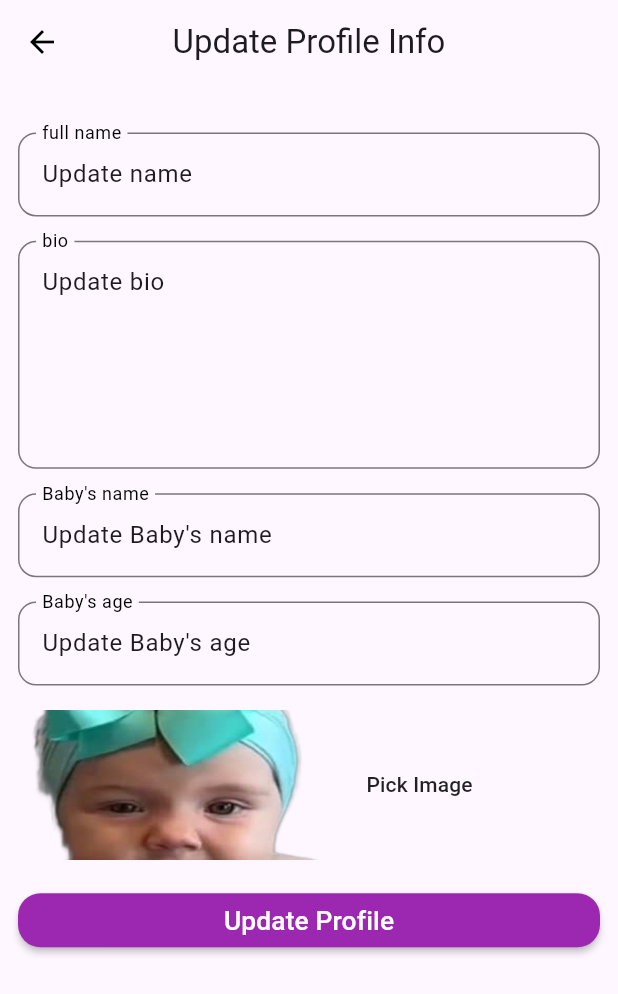
After one commit to gafaradeniran/baby_milestones, a Flutter app: the RootScreen screen opened by its route, after a tap on the "person" icon, after a tap on "Edit Profile Details", on a phone screen of 412 x 824 dp. The commit adds this screen. Shown: the top 994 px of the screen. Run offline on Flutter 3.47's test engine with Material 3 defaults, Android fonts, the phone set to English and light mode, and no system bars; our stand-ins replace flutter_screenutil, image_picker, shared_preferences; accounts and stored records are empty.

Commit message:
updated commit

```diff
--- a/lib/app_config/navigation/navigation_routes.dart
+++ b/lib/app_config/navigation/navigation_routes.dart
@@ -1,5 +1,7 @@
+import 'package:baby_milestones/features/dashboard/dashboard.dart';
 import 'package:baby_milestones/features/milestones/home.dart';
 import 'package:baby_milestones/features/onboarding/onboarding_screen.dart';
+import 'package:baby_milestones/features/root_screen/root.dart';
 import 'package:baby_milestones/features/splash_screen.dart';
 import 'package:flutter/material.dart';
 
@@ -21,13 +23,12 @@ class AppRoutes {
 
       //homescreen
       case AppRoutes.home:
+        return MaterialPageRoute(builder: (context) => const RootScreen());
+      case AppRoutes.milestonesScreen:
         return MaterialPageRoute(builder: (context) => const Homepage());
 
-      // case AppRoutes.dashboardScreen:
-      //   return MaterialPageRoute(builder: (context) => const Homepage());
-
-      // case AppRoutes.milestonesScreen:
-      //   return MaterialPageRoute(builder: (context) => const Homepage());
+      case AppRoutes.dashboardScreen:
+        return MaterialPageRoute(builder: (context) => const Dashboard());
 
       default:
         return MaterialPageRoute(
--- /dev/null
+++ b/lib/features/dashboard/dashboard.dart
@@ -0,0 +1,87 @@
+import 'package:baby_milestones/features/shared/app_button.dart';
+import 'package:baby_milestones/app_config/utils/asset_resources.dart';
+import 'package:baby_milestones/features/dashboard/widgets/update_details.dart';
+import 'package:flutter/material.dart';
+import 'package:flutter_screenutil/flutter_screenutil.dart';
+
+class Dashboard extends StatefulWidget {
+  const Dashboard({super.key});
+
+  @override
+  State<Dashboard> createState() => _DashboardState();
+}
+
+class _DashboardState extends State<Dashboard> {
+  String name = 'Update name';
+  String bio = 'Update bio';
+  String babyName = 'Update Baby\'s name';
+  String age = 'Update Baby\'s age';
+  @override
+  Widget build(BuildContext context) {
+    return Scaffold(
+      appBar: AppBar(
+        title: const Text('My Profile'),
+        centerTitle: true,
+      ),
+      body: Padding(
+        padding: EdgeInsets.symmetric(horizontal: 10.w),
+        child: Column(
+          crossAxisAlignment: CrossAxisAlignment.start,
+          mainAxisAlignment: MainAxisAlignment.center,
+          children: [
+            const Center(
+              child: CircleAvatar(
+                radius: 50.0,
+                backgroundImage: AssetImage(
+                  AssetResources.logo,
+                ),
+              ),
+            ),
+            SizedBox(height: 15.h),
+            Text(
+              name,
+              style: const TextStyle(fontSize: 20, fontWeight: FontWeight.w200),
+            ),
+            SizedBox(height: 15.h),
+            Text(
+              bio,
+              style: const TextStyle(fontSize: 20, fontWeight: FontWeight.w200),
+            ),
+            SizedBox(height: 15.h),
+            Text(
+              babyName,
+              style: const TextStyle(fontSize: 20, fontWeight: FontWeight.w200),
+            ),
+            SizedBox(height: 20.h),
+            Text(
+              age,
+              style: const TextStyle(fontSize: 20, fontWeight: FontWeight.w200),
+            ),
+            SizedBox(height: 20.h),
+            AppButton(
+              text: 'Edit Profile Details',
+              onPressed: () {
+                setState(() {
+                  Navigator.pushReplacement(
+                      context,
+                      MaterialPageRoute(
+                          builder: (context) => UpdateDetails(
+                              name: name,
+                              bio: bio,
+                              babyName: babyName,
+                              age: age)));
+                });
+              },
+              width: double.infinity,
+              color: Colors.purple,
+              textColor: Colors.white,
+              fontWeight: FontWeight.bold,
+              fontSize: 18,
+              borderRadius: 10.0,
+            ),
+          ],
+        ),
+      ),
+    );
+  }
+}
--- /dev/null
+++ b/lib/features/dashboard/widgets/update_details.dart
@@ -0,0 +1,159 @@
+import 'dart:io';
+
+import 'package:baby_milestones/features/shared/app_button.dart';
+import 'package:baby_milestones/features/shared/custom_textfield.dart';
+import 'package:baby_milestones/app_config/utils/asset_resources.dart';
+import 'package:baby_milestones/features/dashboard/dashboard.dart';
+import 'package:flutter/material.dart';
+import 'package:flutter_screenutil/flutter_screenutil.dart';
+import 'package:image_picker/image_picker.dart';
+
+class UpdateDetails extends StatefulWidget {
+  final String name, bio, babyName, age;
+  const UpdateDetails({
+    super.key,
+    required this.name,
+    required this.bio,
+    required this.babyName,
+    required this.age,
+  });
+
+  @override
+  State<UpdateDetails> createState() => _EditMilestoneState();
+}
+
+class _EditMilestoneState extends State<UpdateDetails> {
+  TextEditingController nameController = TextEditingController();
+  TextEditingController bioController = TextEditingController();
+  TextEditingController babyController = TextEditingController();
+  TextEditingController ageController = TextEditingController();
+  String? img;
+  File? _selectedImage;
+  final ImagePicker _imagePicker = ImagePicker();
+  @override
+  void initState() {
+    super.initState();
+    nameController.text = widget.name;
+    bioController.text = widget.bio;
+    babyController.text = widget.babyName;
+    ageController.text = widget.age;
+  }
+
+  @override
+  void dispose() {
+    nameController.dispose();
+    bioController.dispose();
+    babyController.dispose();
+    ageController.dispose();
+    super.dispose();
+  }
+
+  @override
+  Widget build(BuildContext context) {
+    return Scaffold(
+      appBar: AppBar(
+        title: const Text('Update Profile Info'),
+        centerTitle: true,
+        leading: IconButton(
+            onPressed: () {
+              Navigator.pop(context);
+            },
+            icon: const Icon(
+              Icons.arrow_back,
+              color: Colors.black,
+            )),
+      ),
+      body: SingleChildScrollView(
+        child: Padding(
+          padding: const EdgeInsets.all(12.0),
+          child: Column(
+            children: [
+              20.verticalSpace,
+              CustomTextField(
+                controller: nameController,
+                label: 'full name',
+              ),
+              SizedBox(height: 16.h),
+              CustomTextField(
+                controller: bioController,
+                label: 'bio',
+                maxLines: 5,
+              ),
+              SizedBox(height: 16.h),
+              CustomTextField(
+                controller: babyController,
+                label: 'Baby\'s name',
+              ),
+              SizedBox(height: 16.h),
+              CustomTextField(
+                controller: ageController,
+                label: 'Baby\'s age',
+              ),
+              SizedBox(height: 16.h),
+              Row(
+                children: [
+                  Container(
+                      padding: const EdgeInsets.all(5.0),
+                      height: 100,
+                      width: 200,
+                      decoration: BoxDecoration(
+                        image: DecorationImage(
+                          image: AssetImage(img ?? AssetResources.logo),
+                          fit: BoxFit.cover,
+                        ),
+                      )),
+                  SizedBox(width: 16.h),
+                  AppButton(
+                    onPressed: _pickImage,
+                    text: 'Pick Image',
+                    borderRadius: 7,
+                  ),
+                ],
+              ),
+              SizedBox(height: 16.h),
+              AppButton(
+                text: 'Update Profile',
+                textColor: Colors.white,
+                fontSize: 16.sp,
+                onPressed: () {
+                  setState(() {
+                    _updateProfile();
+                  });
+                },
+                borderRadius: 15,
+                color: Colors.purple,
+                width: double.infinity,
+              ),
+            ],
+          ),
+        ),
+      ),
+    );
+  }
+
+  Future<void> _pickImage() async {
+    final pickedFile =
+        await _imagePicker.pickImage(source: ImageSource.gallery);
+
+    if (pickedFile != null) {
+      setState(() {
+        _selectedImage = File(pickedFile.path);
+      });
+    }
+  }
+
+  void _updateProfile() {
+    Navigator.push(
+        context, MaterialPageRoute(builder: (context) => const Dashboard()));
+
+    ScaffoldMessenger.of(context).showSnackBar(
+      const SnackBar(
+        content: Text(
+          'Proflie updated successfully',
+          style: TextStyle(fontWeight: FontWeight.bold, color: Colors.purple),
+        ),
+        backgroundColor: Colors.white,
+      ),
+    );
+  }
+}
--- a/lib/features/milestones/home.dart
+++ b/lib/features/milestones/home.dart
@@ -1,8 +1,7 @@
-import 'package:baby_milestones/app_config/shared/app_button.dart';
-import 'package:baby_milestones/app_config/shared/custom_textfield.dart';
-import 'package:baby_milestones/app_config/shared/modal_screen.dart';
+import 'package:baby_milestones/features/shared/app_button.dart';
+import 'package:baby_milestones/features/shared/custom_textfield.dart';
+import 'package:baby_milestones/features/shared/modal_screen.dart';
 import 'package:baby_milestones/app_config/utils/asset_resources.dart';
-import 'package:baby_milestones/features/milestones/model/milestone_model.dart';
 import 'package:baby_milestones/features/milestones/services/provider.dart';
 import 'package:baby_milestones/features/milestones/widgets/create_milestone.dart';
 import 'package:baby_milestones/features/milestones/widgets/milestone_card.dart';
@@ -27,6 +26,7 @@ class _HomepageState extends State<Homepage> {
       child: Scaffold(
         body: Padding(
           padding: EdgeInsets.symmetric(horizontal: 12.w),
+          child: ClipRRect(
             child: Column(
               children: [
                 20.verticalSpace,
@@ -152,6 +152,7 @@ class _HomepageState extends State<Homepage> {
               ],
             ),
           ),
+        ),
         floatingActionButton: FloatingActionButton(
           elevation: 0.0,
           backgroundColor: Colors.transparent,
--- a/lib/features/milestones/services/shared_prefs.dart
+++ b/lib/features/milestones/services/shared_prefs.dart
@@ -1,4 +1,3 @@
-// shared_preferences_service.dart
 import 'package:shared_preferences/shared_preferences.dart';
 
 class SharedPreferencesService {
--- a/lib/features/milestones/widgets/create_milestone.dart
+++ b/lib/features/milestones/widgets/create_milestone.dart
@@ -1,14 +1,13 @@
 import 'dart:io';
 
-import 'package:baby_milestones/app_config/shared/app_button.dart';
-import 'package:baby_milestones/app_config/shared/custom_textfield.dart';
+import 'package:baby_milestones/features/shared/app_button.dart';
+import 'package:baby_milestones/features/shared/custom_textfield.dart';
 import 'package:baby_milestones/features/milestones/model/milestone_model.dart';
 import 'package:baby_milestones/features/milestones/services/provider.dart';
 import 'package:flutter/material.dart';
 import 'package:flutter_screenutil/flutter_screenutil.dart';
 import 'package:image_picker/image_picker.dart';
 import 'package:provider/provider.dart';
-import 'package:shared_preferences/shared_preferences.dart';
 
 class CreateMilestone extends StatefulWidget {
   const CreateMilestone({super.key});
@@ -23,7 +22,6 @@ class _CreateMilestoneState extends State<CreateMilestone> {
   TextEditingController noteController = TextEditingController();
   File? _selectedImage;
   final ImagePicker _imagePicker = ImagePicker();
-  // final Future<SharedPreferences> _prefsService = SharedPreferences.getInstance();
 
   @override
   Widget build(BuildContext context) {
--- a/lib/features/onboarding/onboarding_screen.dart
+++ b/lib/features/onboarding/onboarding_screen.dart
@@ -1,5 +1,5 @@
 import 'package:baby_milestones/app_config/navigation/navigation_routes.dart';
-import 'package:baby_milestones/app_config/shared/app_button.dart';
+import 'package:baby_milestones/features/shared/app_button.dart';
 import 'package:baby_milestones/features/onboarding/model/onboarding_model.dart';
 import 'package:flutter/material.dart';
 import 'package:flutter_screenutil/flutter_screenutil.dart';
@@ -14,7 +14,6 @@ class OnboardingScreen extends StatefulWidget {
 class _OnboardingScreenState extends State<OnboardingScreen> {
   final PageController _pageController = PageController();
   int _currentPage = 0;
-  // bool showButton = true;
 
   @override
   Widget build(BuildContext context) {
--- /dev/null
+++ b/lib/features/root_screen/root.dart
@@ -0,0 +1,88 @@
+import 'package:baby_milestones/features/dashboard/dashboard.dart';
+import 'package:baby_milestones/features/milestones/home.dart';
+import 'package:flutter/material.dart';
+import 'package:flutter_screenutil/flutter_screenutil.dart';
+
+class RootScreen extends StatefulWidget {
+  const RootScreen({super.key});
+
+  @override
+  State<RootScreen> createState() => _RootScreenState();
+}
+
+class _RootScreenState extends State<RootScreen> {
+  int currentIndex = 0;
+  List<Widget> pages = [const Homepage(), const Dashboard()];
+  final List<IconData> icons = [
+    Icons.home_filled,
+    Icons.person,
+  ];
+  final List<String> labels = ['Home', 'Dashboard'];
+  @override
+  Widget build(BuildContext context) {
+    return Scaffold(
+      body: pages[currentIndex],
+      bottomNavigationBar: SizedBox(
+        child: BottomAppBar(
+          elevation: 0,
+          child: FittedBox(
+            child: Container(
+              decoration: BoxDecoration(
+                borderRadius: BorderRadius.only(
+                  topLeft: Radius.circular(15.r),
+                  topRight: Radius.circular(15.r),
+                ),
+              ),
+              child: Row(
+                mainAxisSize: MainAxisSize.max,
+                mainAxisAlignment: MainAxisAlignment.spaceEvenly,
+                children: List.generate(
+                  labels.length,
+                  (index) => GestureDetector(
+                    onTap: () {
+                      setState(() {
+                        currentIndex = index;
+                      });
+                    },
+                    child: Container(
+                      padding: EdgeInsets.symmetric(
+                          horizontal: 20.w, vertical: 10.h),
+                      margin: const EdgeInsets.all(10.0),
+                      decoration: BoxDecoration(
+                        color: currentIndex == index
+                            ? Colors.purple[500]
+                            : Colors.white,
+                        borderRadius: BorderRadius.circular(10.r),
+                      ),
+                      child: Row(
+                        children: [
+                          Icon(
+                            icons[index],
+                            color: currentIndex == index
+                                ? Colors.white
+                                : Colors.purple[400],
+                            // size: 40.h,
+                          ),
+                          SizedBox(width: 5.h),
+                          currentIndex == index
+                              ? Text(
+                                  labels[index],
+                                  style: const TextStyle(
+                                      fontWeight: FontWeight.bold,
+                                      color: Colors.white,
+                                      fontSize: 16),
+                                )
+                              : const Center(),
+                        ],
+                      ),
+                    ),
+                  ),
+                ),
+              ),
+            ),
+          ),
+        ),
+      ),
+    );
+  }
+}
--- a/lib/app_config/shared/modal_screen.dart
+++ b/lib/features/shared/modal_screen.dart
@@ -1,10 +1,10 @@
-import 'package:baby_milestones/app_config/shared/media_query.dart';
+import 'package:baby_milestones/features/shared/media_query.dart';
 import 'package:flutter/material.dart';
 
-void openModalScreen(BuildContext context, Widget widget) {
+openModalScreen(BuildContext context, Widget widget) {
   showModalBottomSheet(
     context: context,
-    isScrollControlled: true, // Set to true for a scrollable modal bottom sheet
+    isScrollControlled: true,
     builder: (BuildContext context) {
       return SingleChildScrollView(
         child: Container(
```
Also changed, not shown: lib/features/milestones/model/milestone_model.dart (+1 -20 lines), lib/features/milestones/services/provider.dart (+20 -4 lines), lib/features/milestones/widgets/edit_milestones.dart (+50 -14 lines), lib/features/milestones/widgets/milestone_card.dart (+29 -14 lines), lib/features/shared/app_button.dart (renamed from lib/app_config/shared/app_button.dart), lib/features/shared/custom_textfield.dart (renamed from lib/app_config/shared/custom_textfield.dart), lib/features/shared/media_query.dart (renamed from lib/app_config/shared/media_query.dart). Lines whose indentation alone changed are shown as unchanged.
